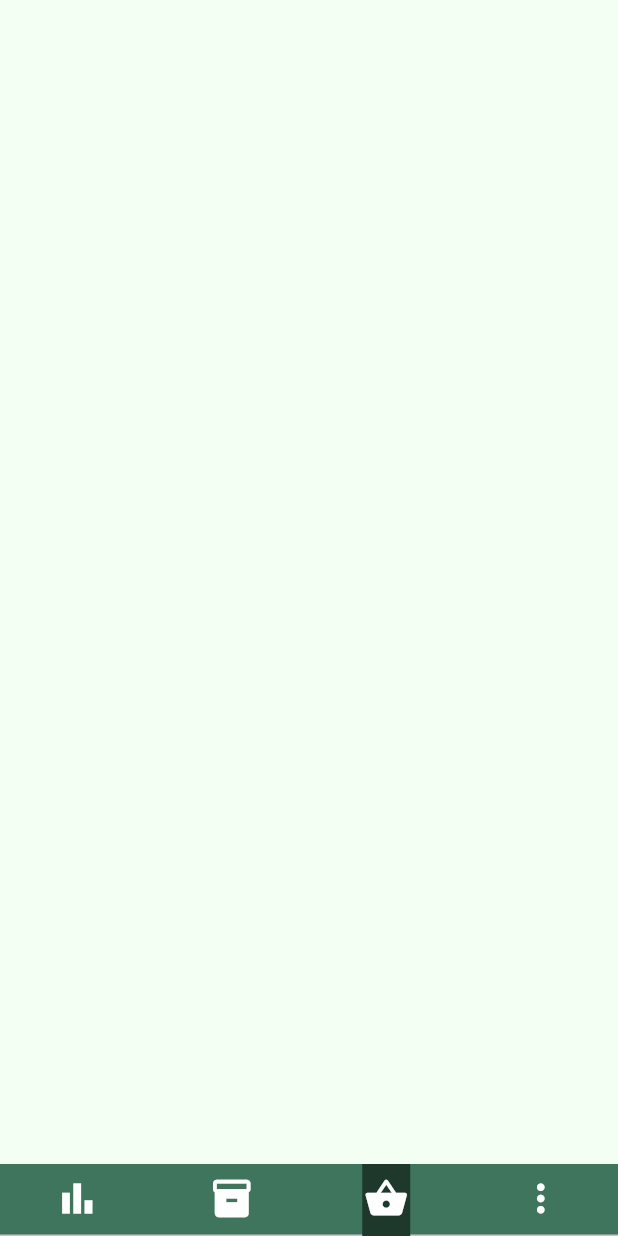
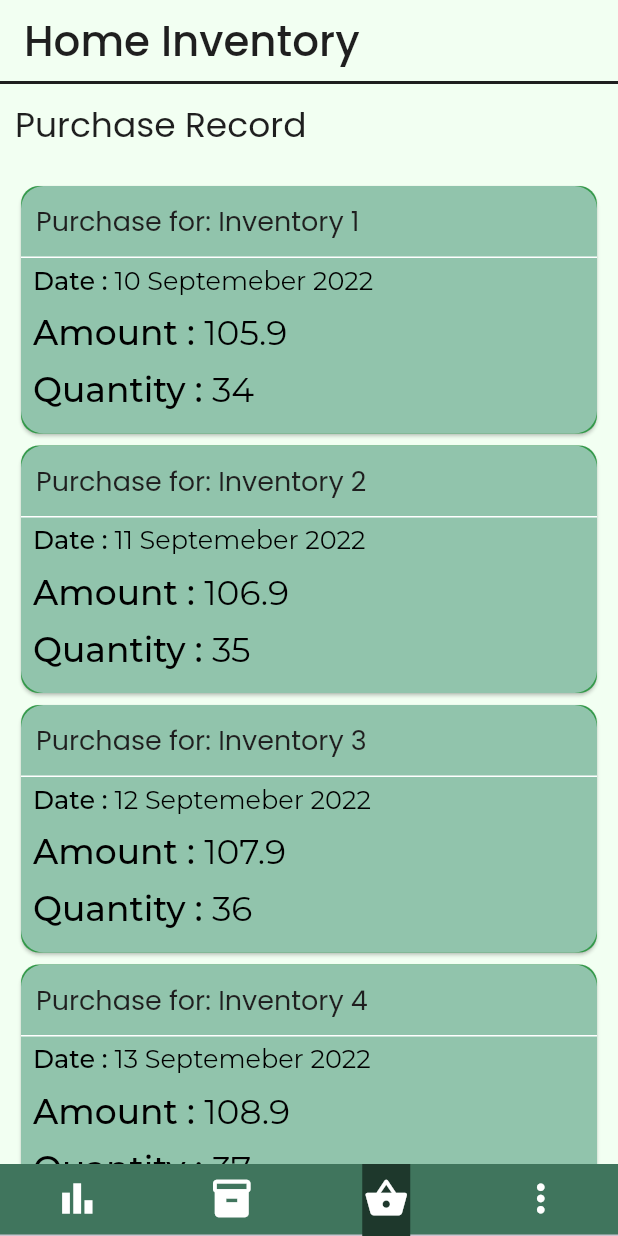
Before and after one commit to Floran-Github/Home-Inventory, a Flutter app: the screen it shows after launch, item 3 of the bottom bar chosen, on a phone screen of 412 x 824 dp. Run offline on Flutter 3.47's test engine with Material 2 defaults, Android fonts, the phone set to English and light mode, and no system bars; our stand-ins replace google_fonts.

Commit message:
Purchase Page

```diff
--- a/lib/constant/colors.dart
+++ b/lib/constant/colors.dart
@@ -8,4 +8,5 @@ class AppColors {
   static const Color sharedInv = Color(0xff339949);
   static const Color myInv = Color(0xff49B1D1);
   static const Color mediumgreen = Color(0xff40755D);
+  static const Color purhcaseCardGreen = Color(0xff91C4AC);
 }
--- a/lib/screens/purchase/PurchasePage.dart
+++ b/lib/screens/purchase/PurchasePage.dart
@@ -1,6 +1,9 @@
 import 'package:flutter/material.dart';
 import 'package:flutter/src/foundation/key.dart';
 import 'package:flutter/src/widgets/framework.dart';
+import 'package:home_inventory/widget/appbar.dart';
+
+import '../../widget/PurchaseRecordCard.dart';
 
 class PurchasePage extends StatefulWidget {
   const PurchasePage({Key? key}) : super(key: key);
@@ -12,6 +15,35 @@ class PurchasePage extends StatefulWidget {
 class _PurchasePageState extends State<PurchasePage> {
   @override
   Widget build(BuildContext context) {
-    return Scaffold();
+    return Scaffold(
+      appBar: CustomAppBar(),
+      body: SingleChildScrollView(
+          child: Padding(
+        padding: const EdgeInsets.all(10.0),
+        child: Column(
+          crossAxisAlignment: CrossAxisAlignment.start,
+          children: [
+            Container(
+              margin: const EdgeInsets.only(bottom: 20),
+              child: const Text(
+                "Purchase Record",
+                style: TextStyle(fontSize: 23),
+              ),
+            ),
+            ListView.builder(
+              physics: const NeverScrollableScrollPhysics(),
+              shrinkWrap: true,
+              itemCount: 10,
+              itemBuilder: (context, index) => PurchaseRecordCard(
+                inventory: "Inventory ${index + 1}",
+                date: "1$index Septemeber 2022",
+                amount: index + 1 * 105.90,
+                qty: index + 34,
+              ),
+            )
+          ],
+        ),
+      )),
+    );
   }
 }
--- /dev/null
+++ b/lib/widget/PurchaseRecordCard.dart
@@ -0,0 +1,90 @@
+import 'package:flutter/material.dart';
+import 'package:flutter/src/foundation/key.dart';
+import 'package:flutter/src/widgets/framework.dart';
+import 'package:google_fonts/google_fonts.dart';
+import 'package:home_inventory/constant/colors.dart';
+
+class PurchaseRecordCard extends StatelessWidget {
+  const PurchaseRecordCard(
+      {Key? key,
+      required this.inventory,
+      required this.date,
+      required this.amount,
+      this.qty})
+      : super(key: key);
+  final String inventory;
+  final String date;
+  final double amount;
+  final int? qty;
+
+  @override
+  Widget build(BuildContext context) {
+    return Card(
+      color: AppColors.sharedInv,
+      child: Container(
+        decoration: BoxDecoration(
+            borderRadius: BorderRadius.circular(15),
+            color: AppColors.purhcaseCardGreen),
+        child: Column(
+          crossAxisAlignment: CrossAxisAlignment.start,
+          children: [
+            Container(
+              padding: const EdgeInsets.all(10),
+              width: double.infinity,
+              decoration: const BoxDecoration(
+                border: Border(
+                    bottom: BorderSide(width: 1, color: AppColors.white)),
+              ),
+              child: Text(
+                "Purchase for: $inventory",
+                style: const TextStyle(color: AppColors.black, fontSize: 18),
+              ),
+            ),
+            purchaseCardDateRow(date),
+            purchaseCardRow("Amount", amount),
+            purchaseCardRow("Quantity", qty),
+            SizedBox(
+              height: 10,
+            )
+          ],
+        ),
+      ),
+    );
+  }
+
+  Padding purchaseCardDateRow(data) {
+    return Padding(
+      padding: const EdgeInsets.symmetric(vertical: 5.0, horizontal: 8),
+      child: RichText(
+          text: TextSpan(children: <TextSpan>[
+        TextSpan(
+            text: "Date : ",
+            style: GoogleFonts.montserrat(
+                fontWeight: FontWeight.w500,
+                color: Colors.black,
+                fontSize: 17)),
+        TextSpan(
+            text: "$data",
+            style: GoogleFonts.montserrat(color: Colors.black, fontSize: 17)),
+      ])),
+    );
+  }
+
+  Padding purchaseCardRow(String label, data) {
+    return Padding(
+      padding: const EdgeInsets.symmetric(vertical: 5.0, horizontal: 8),
+      child: RichText(
+          text: TextSpan(children: <TextSpan>[
+        TextSpan(
+            text: "$label : ",
+            style: GoogleFonts.montserrat(
+                fontWeight: FontWeight.w500,
+                color: Colors.black,
+                fontSize: 23)),
+        TextSpan(
+            text: "$data",
+            style: GoogleFonts.montserrat(color: Colors.black, fontSize: 23)),
+      ])),
+    );
+  }
+}
```
